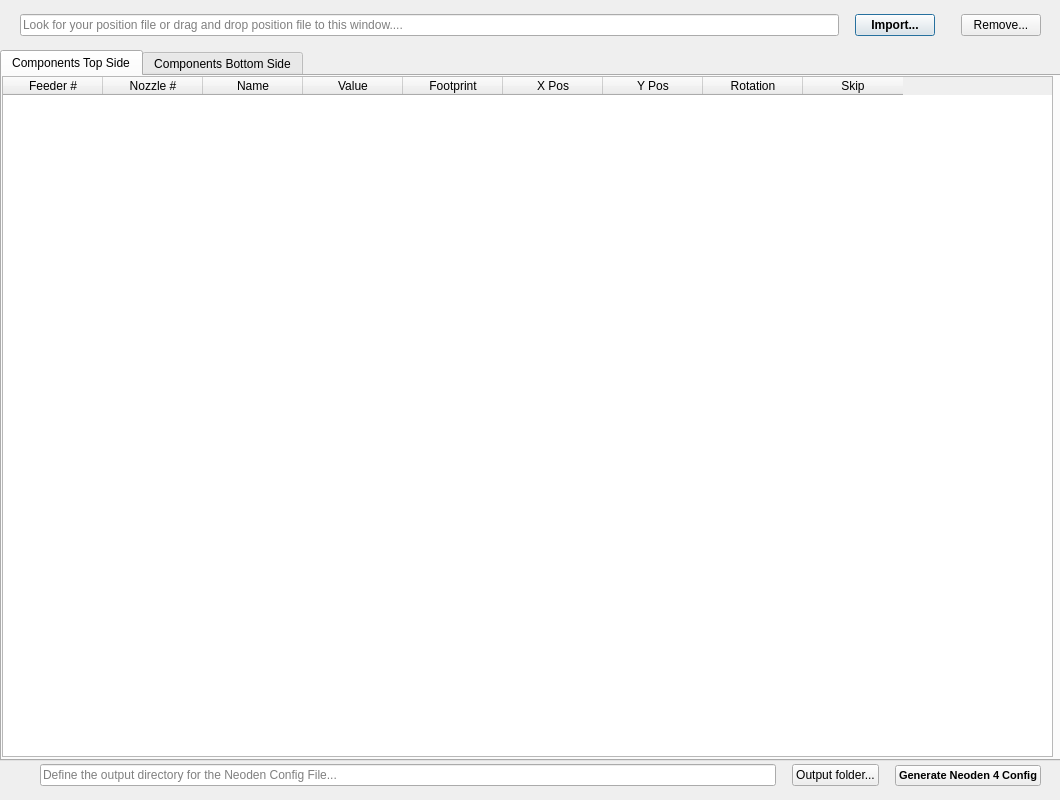
Above: App/ui/GenerateNeodenFile_ui.ui from fernandeclercq/FabAPP before the change. Below: the same form after it.
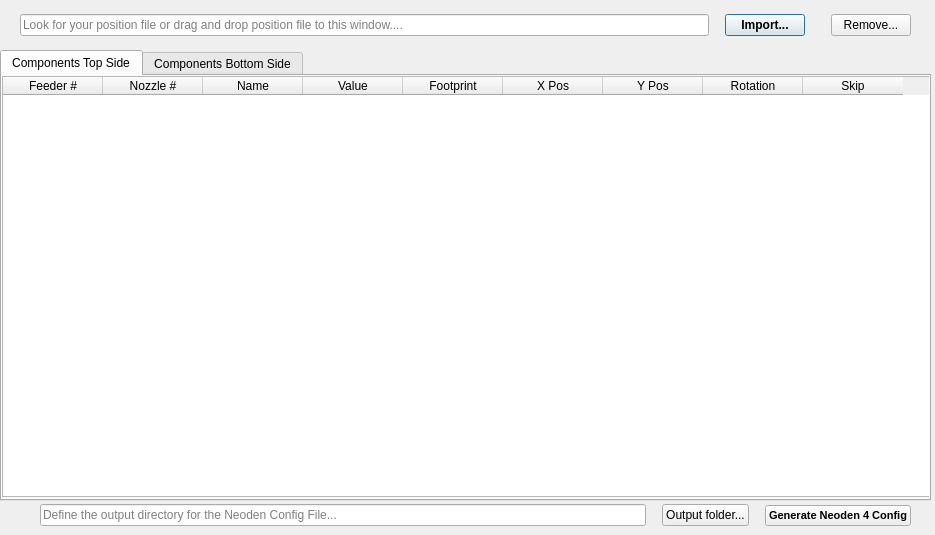
That is the form after the change.

Commit message: update neoden-config.csv

The edit to the form file:
```diff
--- a/App/ui/GenerateNeodenFile_ui.ui
+++ b/App/ui/GenerateNeodenFile_ui.ui
@@ -6,20 +6,20 @@
    <rect>
     <x>0</x>
     <y>0</y>
-    <width>1060</width>
-    <height>800</height>
+    <width>935</width>
+    <height>535</height>
    </rect>
   </property>
   <property name="minimumSize">
    <size>
-    <width>1060</width>
-    <height>800</height>
+    <width>100</width>
+    <height>100</height>
    </size>
   </property>
   <property name="maximumSize">
    <size>
-    <width>1060</width>
-    <height>800</height>
+    <width>1024</width>
+    <height>768</height>
    </size>
   </property>
   <property name="windowTitle">
@@ -30,7 +30,7 @@
     <rect>
      <x>0</x>
      <y>0</y>
-     <width>1061</width>
+     <width>931</width>
      <height>51</height>
     </rect>
    </property>
@@ -132,8 +132,8 @@
    <property name="geometry">
     <rect>
      <x>0</x>
-     <y>760</y>
-     <width>1061</width>
+     <y>500</y>
+     <width>931</width>
      <height>31</height>
     </rect>
    </property>
@@ -237,8 +237,8 @@
     <rect>
      <x>0</x>
      <y>50</y>
-     <width>1061</width>
-     <height>711</height>
+     <width>931</width>
+     <height>451</height>
     </rect>
    </property>
    <layout class="QVBoxLayout" name="verticalLayout">
@@ -256,8 +256,8 @@
          <rect>
           <x>0</x>
           <y>0</y>
-          <width>1051</width>
-          <height>681</height>
+          <width>931</width>
+          <height>421</height>
          </rect>
         </property>
         <property name="editTriggers">
```
The commit also changes 6 other files.
